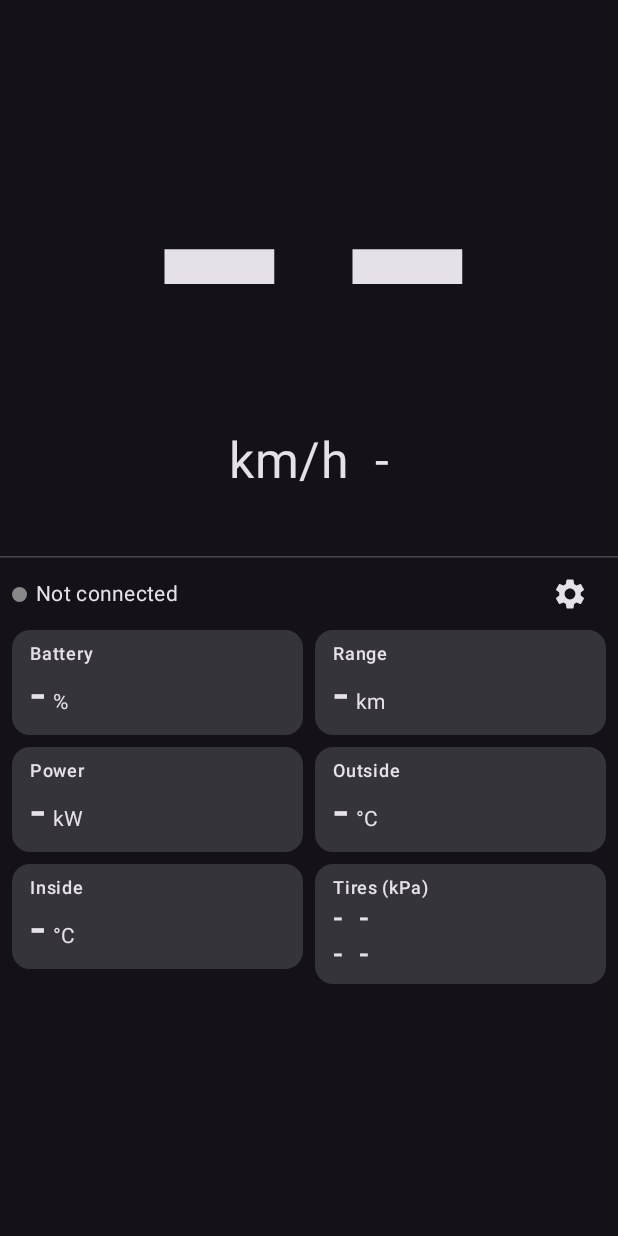
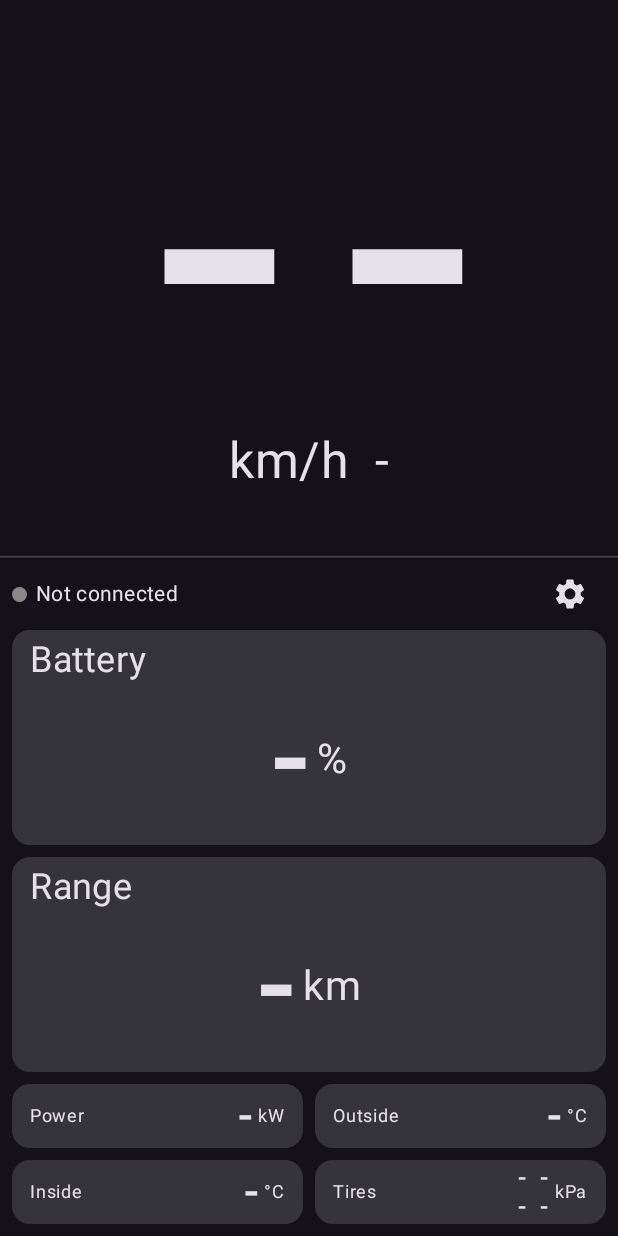
Before and after one commit to myungjoo/NNTesla, an Android app built with Jetpack Compose: the screen it shows after launch (MainActivity), on a phone screen of 412 x 824 dp. Run offline under Robolectric (Android 15) with nearby library versions, the phone set to English and light mode, and no system bars; libraries missing offline, so code that uses them is left out: com.tesla.generated; 6 statements that could not run were skipped.

Commit message:
주행 정보 타일이 남은 영역을 꽉 채우고 배터리·주행 가능 거리를 크게 표시
기존 타일은 글자가 작고 아래쪽에 빈칸이 많이 남았다. TileGrid가 남은 영역을
위(배터리, 주행 가능 거리)와 아래(출력, 온도, 타이어, 내비게이션)로 나누고, 각
영역의 열 수와 글자 크기를 영역 크기에서 계산해 빈칸 없이 채운다.

- 위쪽 값 글자는 아래쪽의 2.5~3배로 맞춘다. 그 범위에서 아래쪽 글자가 가장 커지는
  높이 비율을 고른다.
- 아래쪽 타일은 라벨 왼쪽·값 오른쪽의 한 줄형으로 바꿔, 접은 Fold 가로 모드처럼
  낮은 영역에서도 값이 잘리지 않게 했다.
- 접은 상태 가로(약 700x444dp), 편 상태 가로(약 870x657dp) 크기를 에뮬레이터로
  재현해 확인했다.

Co-Authored-By: Claude Opus 5.5 <noreply@anthropic.com>

```diff
--- a/app/src/main/kotlin/io/github/myungjoo/nntesla/spike/MainActivity.kt
+++ b/app/src/main/kotlin/io/github/myungjoo/nntesla/spike/MainActivity.kt
@@ -21,6 +21,7 @@ import androidx.compose.foundation.layout.Row
 import androidx.compose.foundation.layout.fillMaxHeight
 import androidx.compose.foundation.layout.fillMaxSize
 import androidx.compose.foundation.layout.fillMaxWidth
+import androidx.compose.foundation.layout.height
 import androidx.compose.foundation.layout.padding
 import androidx.compose.foundation.layout.size
 import androidx.compose.foundation.shape.CircleShape
@@ -60,6 +61,8 @@ import androidx.compose.ui.platform.LocalContext
 import androidx.compose.ui.platform.LocalDensity
 import androidx.compose.ui.text.font.FontFamily
 import androidx.compose.ui.text.font.FontWeight
+import androidx.compose.ui.text.style.TextOverflow
+import androidx.compose.ui.unit.TextUnit
 import androidx.compose.ui.text.input.KeyboardCapitalization
 import androidx.compose.ui.unit.Dp
 import androidx.compose.ui.unit.dp
@@ -106,8 +109,6 @@ private const val SPEED_FRACTION = 0.45f
 /** Narrowest a tools section may get before the tools screen drops to fewer columns. */
 private val MIN_SECTION_WIDTH = 300.dp
 
-/** Narrowest a driving-info tile may get before the drive panel drops to fewer columns. */
-private val MIN_TILE_WIDTH = 150.dp
 private val GAP = 8.dp
 
 /**
@@ -168,39 +169,74 @@ private fun SpeedPanel(vm: SpikeViewModel, modifier: Modifier) {
     }
 }
 
+/** 주행 정보 타일 하나. 값은 [TileGrid]가 정한 크기로 그린다. */
+private sealed interface DriveTile {
+    data class Value(val label: String, val value: String, val unit: String) : DriveTile
+    data class Tires(val kpa: List<Float?>?) : DriveTile
+}
+
 /**
- * 속도 밖의 주행 정보. 위쪽 줄에 연결 상태와 설정 버튼, 그 아래에 정보 타일을 둔다. 타일 열 수는 남은
- * 폭을 따라가므로, 세로 모드 폰에서는 2~3열, 가로 모드나 펼친 폴드에서는 더 많은 열로 퍼진다.
+ * 속도 밖의 주행 정보. 위쪽 줄에 연결 상태와 설정 버튼, 그 아래를 타일이 빈칸 없이 채운다. 배터리와 주행 가능
+ * 거리는 위쪽 영역에 나머지보다 2.5~3배 큰 글자로, 나머지는 아래쪽 영역에 둔다. 두 영역의 높이, 열 수, 글자
+ * 크기는 [TileGrid.split]이 남은 영역에 맞춰 고른다. 마지막 줄이 덜 차면 그 줄 타일이 넓어진다.
  */
-@OptIn(ExperimentalLayoutApi::class)
 @Composable
 private fun DrivePanel(vm: SpikeViewModel, onOpenTools: () -> Unit, modifier: Modifier) {
     val fast by vm.fast.collectAsStateWithLifecycle()
     val slow by vm.slow.collectAsStateWithLifecycle()
     val status by vm.status.collectAsStateWithLifecycle()
+    val primary = listOf(
+        DriveTile.Value("Battery", slow.batteryLevelPercent.show(), "%"),
+        DriveTile.Value("Range", slow.batteryRangeKm.show("%.0f"), "km"),
+    )
+    val secondary = buildList {
+        add(DriveTile.Value("Power", fast?.powerKw?.toString() ?: "-", "kW"))
+        add(DriveTile.Value("Outside", slow.outsideTempCelsius.show("%.0f"), "°C"))
+        add(DriveTile.Value("Inside", slow.insideTempCelsius.show("%.0f"), "°C"))
+        add(DriveTile.Tires(slow.tirePressureKpa?.value))
+        val destination = slow.destination?.value
+        if (!destination.isNullOrEmpty()) add(DriveTile.Value(destination, slow.minutesToArrival.show("%.0f"), "min"))
+    }
     Column(modifier.padding(horizontal = GAP)) {
         Row(Modifier.fillMaxWidth(), verticalAlignment = Alignment.CenterVertically) {
             ConnectionBadge(status.first, Modifier.weight(1f))
             IconButton(onClick = onOpenTools) { Icon(Icons.Filled.Settings, contentDescription = "Settings") }
         }
-        BoxWithConstraints(Modifier.fillMaxWidth().weight(1f)) {
-            val columns = ((maxWidth + GAP) / (MIN_TILE_WIDTH + GAP)).toInt().coerceAtLeast(1)
-            val tileWidth = (maxWidth - GAP * (columns - 1)) / columns
-            val tile = Modifier.width(tileWidth)
-            FlowRow(
-                modifier = Modifier.fillMaxSize().verticalScroll(rememberScrollState()).padding(bottom = GAP),
-                horizontalArrangement = Arrangement.spacedBy(GAP),
-                verticalArrangement = Arrangement.spacedBy(GAP),
-            ) {
-                InfoTile("Battery", slow.batteryLevelPercent.show(), "%", tile)
-                InfoTile("Range", slow.batteryRangeKm.show("%.0f"), "km", tile)
-                InfoTile("Power", fast?.powerKw?.toString() ?: "-", "kW", tile)
-                InfoTile("Outside", slow.outsideTempCelsius.show("%.1f"), "°C", tile)
-                InfoTile("Inside", slow.insideTempCelsius.show("%.1f"), "°C", tile)
-                TireTile(slow.tirePressureKpa?.value, tile)
-                val destination = slow.destination?.value
-                if (!destination.isNullOrEmpty()) {
-                    InfoTile(destination, slow.minutesToArrival.show("%.0f"), "min", tile)
+        BoxWithConstraints(Modifier.fillMaxWidth().weight(1f).padding(bottom = GAP)) {
+            val split = TileGrid.split(primary.size, secondary.size, maxWidth.value, maxHeight.value, GAP.value)
+            val density = LocalDensity.current
+            Column(Modifier.fillMaxSize(), verticalArrangement = Arrangement.spacedBy(GAP)) {
+                TileBlock(
+                    primary,
+                    split.primary.columns,
+                    with(density) { split.primaryValueSize.dp.toSp() },
+                    inline = false,
+                    Modifier.fillMaxWidth().height(split.primaryHeight.dp),
+                )
+                TileBlock(
+                    secondary,
+                    split.secondary.columns,
+                    with(density) { split.secondary.valueSize.dp.toSp() },
+                    inline = true,
+                    Modifier.fillMaxWidth().weight(1f),
+                )
+            }
+        }
+    }
+}
+
+/** [tiles]를 [columns]열 격자로 [modifier] 영역에 꽉 채운다. [inline]이면 라벨과 값을 한 줄에 둔다. */
+@Composable
+private fun TileBlock(tiles: List<DriveTile>, columns: Int, valueSize: TextUnit, inline: Boolean, modifier: Modifier) {
+    Column(modifier, verticalArrangement = Arrangement.spacedBy(GAP)) {
+        tiles.chunked(columns).forEach { row ->
+            Row(Modifier.fillMaxWidth().weight(1f), horizontalArrangement = Arrangement.spacedBy(GAP)) {
+                row.forEach { tile ->
+                    val m = Modifier.weight(1f).fillMaxHeight()
+                    when (tile) {
+                        is DriveTile.Value -> if (inline) InlineTile(tile, valueSize, m) else InfoTile(tile, valueSize, m)
+                        is DriveTile.Tires -> TireTile(tile.kpa, valueSize, m)
+                    }
                 }
             }
         }
@@ -226,27 +262,71 @@ private fun ConnectionBadge(state: TeslaVehicleClient.State, modifier: Modifier)
 }
 
 @Composable
-private fun InfoTile(label: String, value: String, unit: String, modifier: Modifier) {
+private fun InfoTile(tile: DriveTile.Value, valueSize: TextUnit, modifier: Modifier) {
     Card(modifier) {
-        Column(Modifier.padding(horizontal = 12.dp, vertical = 8.dp)) {
-            Text(label, style = MaterialTheme.typography.labelMedium, maxLines = 1)
-            Row(verticalAlignment = Alignment.Bottom, horizontalArrangement = Arrangement.spacedBy(4.dp)) {
-                Text(value, fontSize = 32.sp, lineHeight = 34.sp, fontWeight = FontWeight.SemiBold, maxLines = 1)
-                Text(unit, style = MaterialTheme.typography.bodyMedium, modifier = Modifier.padding(bottom = 4.dp))
+        Column(Modifier.fillMaxSize().padding(horizontal = TileGrid.TILE_PADDING.dp, vertical = 6.dp)) {
+            Text(tile.label, fontSize = (valueSize * 0.3f).atLeast(MIN_LABEL_SP), maxLines = 1, overflow = TextOverflow.Ellipsis)
+            // 타일이 세로로 길어도(펼친 Fold) 값이 아래에 붙지 않게 남은 높이의 가운데에 둔다.
+            Row(
+                Modifier.fillMaxWidth().weight(1f),
+                verticalAlignment = Alignment.CenterVertically,
+                horizontalArrangement = Arrangement.spacedBy(4.dp, Alignment.CenterHorizontally),
+            ) {
+                Text(
+                    tile.value,
+                    fontSize = valueSize,
+                    lineHeight = valueSize,
+                    fontWeight = FontWeight.SemiBold,
+                    maxLines = 1,
+                )
+                Text(tile.unit, fontSize = (valueSize * 0.35f).atLeast(MIN_LABEL_SP))
             }
         }
     }
 }
 
-/** 타이어 공기압 네 개를 차 모양대로 앞 두 개, 뒤 두 개로. */
+/** 라벨과 단위의 최소 글자 크기. 값 글자가 작은 타일에서도 읽을 수 있게. */
+private const val MIN_LABEL_SP = 12f
+
+private fun TextUnit.atLeast(minSp: Float): TextUnit = if (value < minSp) minSp.sp else this
+
+/** 라벨은 왼쪽, 값과 단위는 오른쪽에 한 줄로. 낮은 타일에서도 값이 잘리지 않는다. */
 @Composable
-private fun TireTile(kpa: List<Float?>?, modifier: Modifier) {
+private fun InlineTile(tile: DriveTile.Value, valueSize: TextUnit, modifier: Modifier) {
+    Card(modifier) {
+        Row(
+            Modifier.fillMaxSize().padding(horizontal = TileGrid.TILE_PADDING.dp),
+            verticalAlignment = Alignment.CenterVertically,
+        ) {
+            Text(
+                tile.label,
+                fontSize = (valueSize * 0.4f).atLeast(MIN_LABEL_SP),
+                maxLines = 1,
+                overflow = TextOverflow.Ellipsis,
+                modifier = Modifier.weight(1f),
+            )
+            Text(tile.value, fontSize = valueSize, lineHeight = valueSize, fontWeight = FontWeight.SemiBold, maxLines = 1)
+            Text(" " + tile.unit, fontSize = (valueSize * 0.4f).atLeast(MIN_LABEL_SP), maxLines = 1)
+        }
+    }
+}
+
+/** 타이어 공기압 네 개를 차 모양대로 앞 두 개, 뒤 두 개로. 라벨 오른쪽에 두 줄, 줄마다 값 글자의 55%. */
+@Composable
+private fun TireTile(kpa: List<Float?>?, valueSize: TextUnit, modifier: Modifier) {
     fun v(i: Int) = kpa?.getOrNull(i)?.let { "%.0f".format(it) } ?: "-"
+    val size = valueSize * 0.55f
     Card(modifier) {
-        Column(Modifier.padding(horizontal = 12.dp, vertical = 8.dp)) {
-            Text("Tires (kPa)", style = MaterialTheme.typography.labelMedium, maxLines = 1)
-            Text("${v(0)}  ${v(1)}", fontSize = 20.sp, lineHeight = 24.sp, fontWeight = FontWeight.SemiBold)
-            Text("${v(2)}  ${v(3)}", fontSize = 20.sp, lineHeight = 24.sp, fontWeight = FontWeight.SemiBold)
+        Row(
+            Modifier.fillMaxSize().padding(horizontal = TileGrid.TILE_PADDING.dp),
+            verticalAlignment = Alignment.CenterVertically,
+        ) {
+            Text("Tires", fontSize = (valueSize * 0.4f).atLeast(MIN_LABEL_SP), maxLines = 1, modifier = Modifier.weight(1f))
+            Column(horizontalAlignment = Alignment.End) {
+                Text("${v(0)}  ${v(1)}", fontSize = size, lineHeight = size, fontWeight = FontWeight.SemiBold, maxLines = 1)
+                Text("${v(2)}  ${v(3)}", fontSize = size, lineHeight = size, fontWeight = FontWeight.SemiBold, maxLines = 1)
+            }
+            Text(" kPa", fontSize = (valueSize * 0.4f).atLeast(MIN_LABEL_SP), maxLines = 1)
         }
     }
 }
--- /dev/null
+++ b/app/src/main/kotlin/io/github/myungjoo/nntesla/spike/TileGrid.kt
@@ -0,0 +1,104 @@
+package io.github.myungjoo.nntesla.spike
+
+import kotlin.math.ceil
+import kotlin.math.min
+
+/**
+ * 주행 정보 타일을 남은 영역에 빈칸 없이 채우는 격자 계산. 열 수를 바꿔 보며 숫자 글자가 가장 커지는
+ * 배치를 고른다. 타일이 영역을 꽉 채우므로 글자 크기는 타일 크기에서 정해진다.
+ */
+object TileGrid {
+    /** 값 글자 높이 / 타일 높이. 라벨과 여백을 빼고 남는 비율. */
+    const val VALUE_HEIGHT_RATIO = 0.55f
+
+    /**
+     * 값 글자 높이 / 타일 안쪽 폭. 값은 대부분 3자리 이하(배터리 85, 거리 350, 온도 -5)이고 가장 긴 것이
+     * 출력 "-120"이다. 숫자 하나가 글자 높이의 약 0.6이고 단위가 0.4em 남짓이라 네 자리와 단위가 들어가는 비율.
+     */
+    const val VALUE_WIDTH_RATIO = 0.34f
+
+    /**
+     * 나머지 타일은 라벨을 왼쪽, 값을 오른쪽에 한 줄로 둔다(높이를 아껴 낮은 타일에서도 값이 잘리지 않게).
+     * 높이에서는 값만 들어가면 되고, 폭에는 라벨(약 1.5em)과 값·단위(약 2.9em)가 함께 들어가야 한다.
+     */
+    const val INLINE_HEIGHT_RATIO = 0.7f
+    const val INLINE_WIDTH_RATIO = 0.21f
+
+    /** 타일 좌우 안쪽 여백(한쪽). */
+    const val TILE_PADDING = 12f
+
+    /** 주요 정보(배터리, 주행 가능 거리) 글자가 나머지 글자보다 커야 하는 배수의 범위. */
+    const val PRIMARY_MIN_RATIO = 2.5f
+    const val PRIMARY_MAX_RATIO = 3f
+
+    data class Layout(val columns: Int, val rows: Int, val tileWidth: Float, val tileHeight: Float, val valueSize: Float)
+
+    /**
+     * 주요 타일 영역(위)과 나머지 타일 영역(아래)으로 나눈 배치. [primaryValueSize]는 [primary]가 허용하는
+     * 크기를 나머지의 [PRIMARY_MAX_RATIO]배로 자른 값이다.
+     */
+    data class Split(val primaryHeight: Float, val primary: Layout, val secondary: Layout, val primaryValueSize: Float)
+
+    /**
+     * [count]개 타일을 [width]×[height] 영역(같은 단위, 예: dp)에 [gap] 간격으로 놓을 때 값 글자가 가장
+     * 커지는 배치. 같으면 열이 적은 쪽(타일이 넓은 쪽)을 고른다.
+     */
+    fun choose(
+        count: Int,
+        width: Float,
+        height: Float,
+        gap: Float,
+        maxColumns: Int = 4,
+        heightRatio: Float = VALUE_HEIGHT_RATIO,
+        widthRatio: Float = VALUE_WIDTH_RATIO,
+    ): Layout {
+        require(count > 0)
+        var best: Layout? = null
+        for (columns in 1..min(maxColumns, count)) {
+            val rows = ceil(count / columns.toFloat()).toInt()
+            val tileWidth = (width - gap * (columns - 1)) / columns
+            val tileHeight = (height - gap * (rows - 1)) / rows
+            if (tileWidth <= 0f || tileHeight <= 0f) continue
+            val valueSize = min(tileHeight * heightRatio, (tileWidth - TILE_PADDING * 2) * widthRatio)
+            if (best == null || valueSize > best.valueSize) {
+                best = Layout(columns, rows, tileWidth, tileHeight, valueSize)
+            }
+        }
+        return best ?: Layout(1, count, width, height / count, 0f)
+    }
+
+    /**
+     * 위쪽에 [primaryCount]개(라벨 위·값 아래), 아래쪽에 [secondaryCount]개(한 줄형) 타일을 둘 때의 높이 나누기. 주요 글자가 나머지의
+     * [PRIMARY_MIN_RATIO]배 이상인 나누기 중 나머지 글자가 가장 큰 것을 고른다. 그런 나누기가 없으면
+     * 배수가 가장 큰 것을 고른다.
+     */
+    fun split(primaryCount: Int, secondaryCount: Int, width: Float, height: Float, gap: Float): Split {
+        val usable = height - gap
+        var best: Split? = null
+        var bestRatio = 0f
+        var fallback: Split? = null
+        for (step in 20..85) {
+            val primaryHeight = usable * step / 100f
+            val primary = choose(primaryCount, width, primaryHeight, gap)
+            val secondary = inline(secondaryCount, width, usable - primaryHeight, gap)
+            if (secondary.valueSize <= 0f) continue
+            val ratio = primary.valueSize / secondary.valueSize
+            val candidate = Split(
+                primaryHeight,
+                primary,
+                secondary,
+                min(primary.valueSize, secondary.valueSize * PRIMARY_MAX_RATIO),
+            )
+            if (ratio >= PRIMARY_MIN_RATIO) {
+                if (best == null || secondary.valueSize > best.secondary.valueSize) best = candidate
+            } else if (ratio > bestRatio) {
+                bestRatio = ratio
+                fallback = candidate
+            }
+        }
+        return best ?: fallback ?: Split(usable / 2, choose(primaryCount, width, usable / 2, gap), inline(secondaryCount, width, usable / 2, gap), 0f)
+    }
+
+    private fun inline(count: Int, width: Float, height: Float, gap: Float) =
+        choose(count, width, height, gap, heightRatio = INLINE_HEIGHT_RATIO, widthRatio = INLINE_WIDTH_RATIO)
+}
```
Also changed, not shown: 1 other file.
